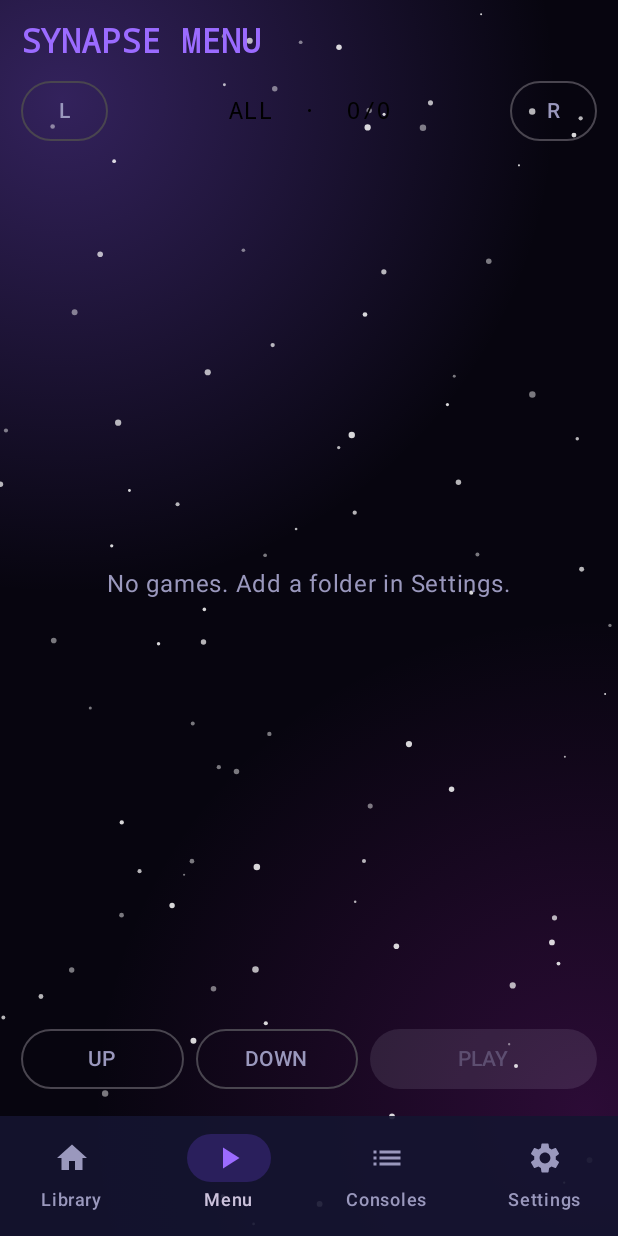
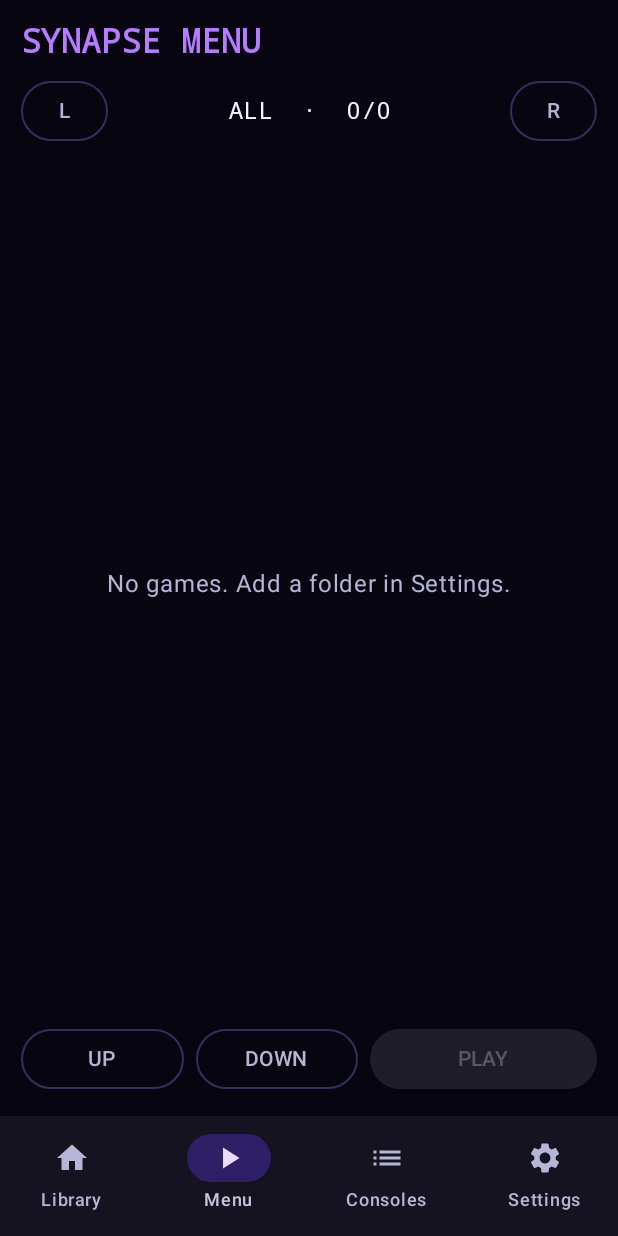
Before and after one commit to gurnoorg974-ops/Synapse-Gaming, an Android app built with Jetpack Compose: the screen it shows after launch (MainActivity), item 2 of the bottom bar chosen, on a phone screen of 412 x 824 dp. Run offline under Robolectric (Android 15) with nearby library versions, the phone set to English and light mode, and no system bars.

Commit message:
Apply update

```diff
--- a/app/build.gradle.kts
+++ b/app/build.gradle.kts
@@ -11,7 +11,7 @@ android {
         minSdk = 29
         targetSdk = 34
         versionCode = 1
-        versionName = "0.9"
+        versionName = "0.10"
         ndk { abiFilters += "arm64-v8a" }
     }
     buildFeatures { compose = true }
--- a/app/src/main/java/com/synapse/gaming/MainActivity.kt
+++ b/app/src/main/java/com/synapse/gaming/MainActivity.kt
@@ -73,6 +73,7 @@ fun SynapseMain() {
 
     Scaffold(
         containerColor = androidx.compose.ui.graphics.Color.Transparent,
+        contentColor = SynText,
         bottomBar = {
             NavigationBar(containerColor = SynCard) {
                 Tab.entries.forEach {
@@ -153,8 +154,8 @@ fun LibraryScreen(games: List<Game>, filter: Console?, onFilter: (Console?) -> U
 fun GameCard(game: Game, onClick: () -> Unit) {
     Card(
         onClick = onClick,
-        shape = RoundedCornerShape(14.dp),
-        colors = CardDefaults.cardColors(containerColor = SynCard)
+        shape = GxShape,
+        colors = CardDefaults.cardColors(containerColor = SynCard), border = androidx.compose.foundation.BorderStroke(1.dp, SynBorder)
     ) {
         Box(
             Modifier.fillMaxWidth().height(70.dp).background(
@@ -200,8 +201,8 @@ fun ConsolesScreen(games: List<Game>, onPick: (Console) -> Unit) {
                 val count = games.count { it.console == c }
                 val installed = emulatorPackage(ctx, c) != null
                 Card(
-                    onClick = { onPick(c) }, shape = RoundedCornerShape(14.dp),
-                    colors = CardDefaults.cardColors(containerColor = SynCard)
+                    onClick = { onPick(c) }, shape = GxShape,
+                    colors = CardDefaults.cardColors(containerColor = SynCard), border = androidx.compose.foundation.BorderStroke(1.dp, SynBorder)
                 ) {
                     Row(Modifier.padding(14.dp), verticalAlignment = Alignment.CenterVertically) {
                         Box(Modifier.size(10.dp).clip(RoundedCornerShape(50)).background(c.color))
@@ -226,7 +227,7 @@ fun ConsolesScreen(games: List<Game>, onPick: (Console) -> Unit) {
 fun SettingsScreen(count: Int, onPick: () -> Unit, onRescan: () -> Unit) {
     Column(Modifier.fillMaxSize().padding(14.dp), verticalArrangement = Arrangement.spacedBy(12.dp)) {
         Text("Settings", style = MaterialTheme.typography.headlineSmall, fontWeight = FontWeight.Bold)
-        Card(colors = CardDefaults.cardColors(containerColor = SynCard), shape = RoundedCornerShape(14.dp)) {
+        Card(colors = CardDefaults.cardColors(containerColor = SynCard), border = androidx.compose.foundation.BorderStroke(1.dp, SynBorder), shape = GxShape) {
             Column(Modifier.padding(14.dp), verticalArrangement = Arrangement.spacedBy(8.dp)) {
                 Text("Games folder", fontWeight = FontWeight.Bold)
                 Text("$count games found", color = SynMuted)
@@ -236,13 +237,13 @@ fun SettingsScreen(count: Int, onPick: () -> Unit, onRescan: () -> Unit) {
                 }
             }
         }
-        Card(colors = CardDefaults.cardColors(containerColor = SynCard), shape = RoundedCornerShape(14.dp)) {
+        Card(colors = CardDefaults.cardColors(containerColor = SynCard), border = androidx.compose.foundation.BorderStroke(1.dp, SynBorder), shape = GxShape) {
             Column(Modifier.padding(14.dp), verticalArrangement = Arrangement.spacedBy(4.dp)) {
                 Text("Your device", fontWeight = FontWeight.Bold)
                 Text(SocInfo.model, color = SynMuted)
                 Text(if (SocInfo.isSnapdragon) "Snapdragon detected" else "Not a Snapdragon chip", color = SynMuted)
             }
         }
-        Text("Synapse Gaming v0.9", color = SynMuted, style = MaterialTheme.typography.labelSmall)
+        Text("Synapse Gaming v0.10", color = SynMuted, style = MaterialTheme.typography.labelSmall)
     }
 }
--- a/app/src/main/java/com/synapse/gaming/R4Screen.kt
+++ b/app/src/main/java/com/synapse/gaming/R4Screen.kt
@@ -88,7 +88,7 @@ fun R4Screen(games: List<Game>) {
                     val on = i == sel
                     Row(
                         Modifier.fillMaxWidth()
-                            .background(if (on) SynRed else Color.Transparent)
+                            .background(if (on) Color(0xFF6D28D9) else Color.Transparent)
                             .clickable { if (on) play() else sel = i }
                             .padding(horizontal = 12.dp, vertical = 12.dp),
                         verticalAlignment = Alignment.CenterVertically
--- a/app/src/main/java/com/synapse/gaming/Splash.kt
+++ b/app/src/main/java/com/synapse/gaming/Splash.kt
@@ -43,54 +43,9 @@ private val NeonPink = Color(0xFFC026D3)
 fun SynapseApp() {
     var showSplash by rememberSaveable { mutableStateOf(true) }
     Box(Modifier.fillMaxSize().background(SynBg)) {
-        Starfield()
         SynapseMain()
         AnimatedVisibility(visible = showSplash, exit = fadeOut(tween(600))) {
             SplashScreen { showSplash = false }
-        }
-    }
-}
-
-// Twinkling stars and soft purple nebula glows
-@Composable
-fun Starfield(modifier: Modifier = Modifier) {
-    val stars = remember {
-        val r = java.util.Random(7)
-        List(90) { Triple(r.nextFloat(), r.nextFloat(), 0.6f + r.nextFloat() * 1.6f) }
-    }
-    val t = rememberInfiniteTransition(label = "stars")
-    val twinkle by t.animateFloat(
-        initialValue = 0.3f, targetValue = 1f,
-        animationSpec = infiniteRepeatable(tween(2400, easing = LinearEasing), RepeatMode.Reverse),
-        label = "twinkle"
-    )
-    Canvas(modifier.fillMaxSize()) {
-        val w = size.width
-        val h = size.height
-        drawCircle(
-            brush = Brush.radialGradient(
-                colors = listOf(Color(0x558B5CF6), Color.Transparent),
-                center = Offset(w * 0.1f, h * 0.08f), radius = w * 0.8f
-            ),
-            radius = w * 0.8f, center = Offset(w * 0.1f, h * 0.08f)
-        )
-        drawCircle(
-            brush = Brush.radialGradient(
-                colors = listOf(Color(0x33C026D3), Color.Transparent),
-                center = Offset(w * 0.95f, h * 0.9f), radius = w * 0.8f
-            ),
-            radius = w * 0.8f, center = Offset(w * 0.95f, h * 0.9f)
-        )
-        stars.forEachIndexed { i, (x, y, r) ->
-            val a = when (i % 3) {
-                0 -> twinkle
-                1 -> 1.3f - twinkle
-                else -> 0.7f
-            }
-            drawCircle(
-                color = Color.White.copy(alpha = a.coerceIn(0.1f, 1f)),
-                radius = r * density, center = Offset(x * w, y * h)
-            )
         }
     }
 }
@@ -152,7 +107,7 @@ fun GalaxyLogo(logoSize: Dp, orbit: Float = 0f, modifier: Modifier = Modifier, s
     }
 }
 
-// Gaming-style splash: dark purple, neon grid floor, HUD corners, glowing logo, loading bar
+// Opera GX style splash: black and neon purple, grid floor, HUD corners, logo, loading bar
 @Composable
 fun SplashScreen(onDone: () -> Unit) {
     val appear = remember { Animatable(0f) }
@@ -177,11 +132,9 @@ fun SplashScreen(onDone: () -> Unit) {
 
     Box(
         Modifier.fillMaxSize().background(
-            Brush.verticalGradient(listOf(Color(0xFF05030D), Color(0xFF12082A), Color(0xFF2A0F5C)))
+            Brush.verticalGradient(listOf(Color(0xFF040309), Color(0xFF0C0719), Color(0xFF1E0B45)))
         )
     ) {
-        Starfield()
-
         Canvas(Modifier.fillMaxSize()) {
             val w = size.width
             val h = size.height
--- a/app/src/main/java/com/synapse/gaming/Theme.kt
+++ b/app/src/main/java/com/synapse/gaming/Theme.kt
@@ -1,29 +1,38 @@
 package com.synapse.gaming
 
+import androidx.compose.foundation.shape.CutCornerShape
+import androidx.compose.material3.LocalContentColor
 import androidx.compose.material3.MaterialTheme
 import androidx.compose.material3.darkColorScheme
 import androidx.compose.runtime.Composable
+import androidx.compose.runtime.CompositionLocalProvider
 import androidx.compose.ui.graphics.Color
+import androidx.compose.ui.unit.dp
 
+// Opera GX style: near-black, neon purple accent, cut corners, high-contrast text
 val SynBg = Color(0xFF07050F)
-val SynCard = Color(0xE6151530)
-val SynRed = Color(0xFF9B6BFF) // main accent (galaxy violet)
-val SynText = Color(0xFFEDE9FE)
-val SynMuted = Color(0xFF9A98BD)
+val SynCard = Color(0xFF15131F)
+val SynRed = Color(0xFFB57CFF)      // main neon accent (name kept for old code)
+val SynBorder = Color(0x669B6BFF)
+val SynText = Color(0xFFF5F3FF)
+val SynMuted = Color(0xFFB8B4D6)
+val GxShape = CutCornerShape(topStart = 0.dp, topEnd = 14.dp, bottomEnd = 0.dp, bottomStart = 14.dp)
 
 @Composable
 fun SynapseTheme(content: @Composable () -> Unit) {
     MaterialTheme(
         colorScheme = darkColorScheme(
-            primary = SynRed, onPrimary = Color.White,
+            primary = SynRed, onPrimary = Color(0xFF0B0518),
             background = SynBg, onBackground = SynText,
             surface = SynBg, onSurface = SynText,
             surfaceVariant = SynCard, onSurfaceVariant = SynMuted,
-            secondaryContainer = Color(0xFF2A1F5C), onSecondaryContainer = SynRed,
-            outline = Color(0xFF34305E)
-        ),
-        content = content
-    )
+            secondaryContainer = Color(0xFF2E1F66), onSecondaryContainer = Color(0xFFE9DDFF),
+            outline = Color(0xFF5A5390), outlineVariant = Color(0xFF34305E)
+        )
+    ) {
+        // Make sure text is always light, even outside a Surface
+        CompositionLocalProvider(LocalContentColor provides SynText, content = content)
+    }
 }
 
 // Accent color per console, used on game cards
```
Also changed, not shown: 1 other file.
